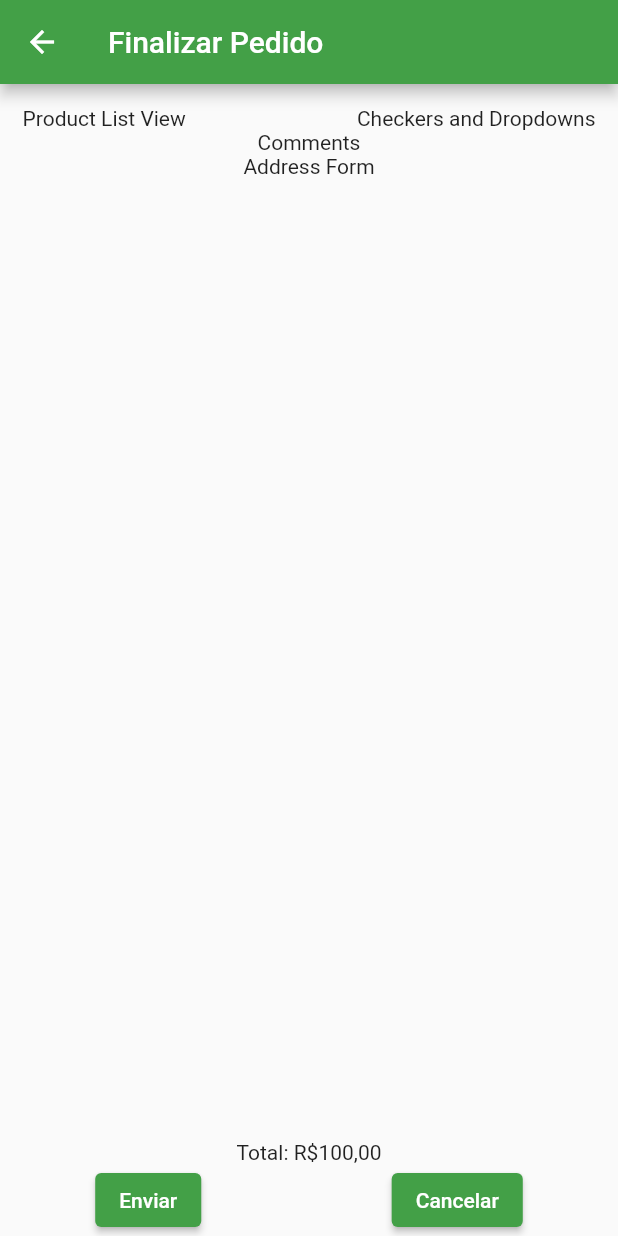
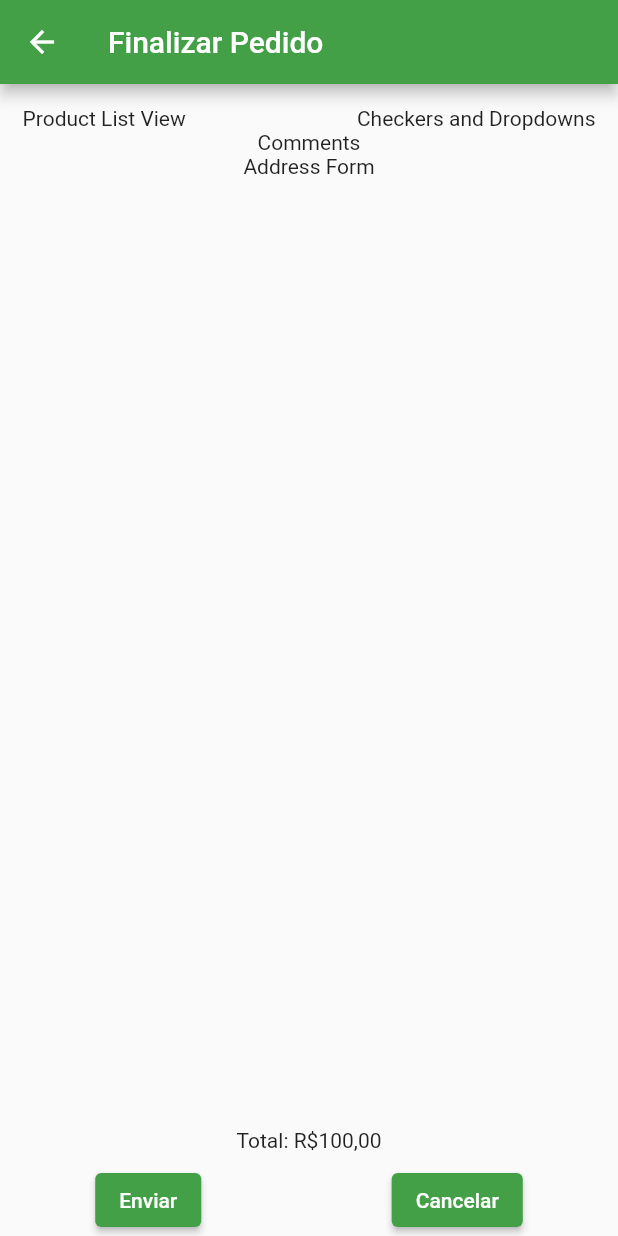
Before and after one commit to cadupereira21/SI700-Mobile, a Flutter app: the OrderScreen screen opened directly, on a phone screen of 412 x 824 dp. Run offline on Flutter 3.47's test engine with Material 2 defaults, Android fonts, the phone set to English and light mode, and no system bars; our stand-ins replace dio, flutter_bloc, mask_text_input_formatter.

Commit message:
Separate content columns in fields and add padding to total value text

```diff
--- a/app_seu_madeu_sucos/lib/View/OrderScreen.dart
+++ b/app_seu_madeu_sucos/lib/View/OrderScreen.dart
@@ -29,33 +29,17 @@ class _OrderScreenState extends State<OrderScreen> {
   Widget screenScrolablleContent() {
     return Column(
       children: [
-        SingleChildScrollView(
-          child: Padding(
-            padding: const EdgeInsets.only(
-                top: 15.0, left: 15.0, right: 15.0, bottom: 0.0),
-            child: Column(
-              mainAxisAlignment: MainAxisAlignment.start,
-              children: [
-                Row(
-                  mainAxisAlignment: MainAxisAlignment.spaceBetween,
-                  children: [
-                    Text("Product List View"),
-                    Text("Checkers and Dropdowns"),
-                  ],
-                ),
-                Text("Comments"),
-                Text("Address Form"),
-              ],
-            ),
-          ),
-        ),
+        contentFields(),
         Expanded(
             child: Align(
           alignment: Alignment.bottomCenter,
           child: Column(
             mainAxisAlignment: MainAxisAlignment.end,
             children: [
-              Text("Total: R\$100,00"),
+              const Padding(
+                padding: EdgeInsets.symmetric(vertical: 8.0),
+                child: Text("Total: R\$100,00"),
+              ),
               Row(
                 mainAxisAlignment: MainAxisAlignment.spaceAround,
                 children: [
@@ -69,4 +53,27 @@ class _OrderScreenState extends State<OrderScreen> {
       ],
     );
   }
+
+  Widget contentFields() {
+    return SingleChildScrollView(
+      child: Padding(
+        padding: const EdgeInsets.only(
+            top: 15.0, left: 15.0, right: 15.0, bottom: 0.0),
+        child: Column(
+          mainAxisAlignment: MainAxisAlignment.start,
+          children: [
+            Row(
+              mainAxisAlignment: MainAxisAlignment.spaceBetween,
+              children: [
+                Text("Product List View"),
+                Text("Checkers and Dropdowns"),
+              ],
+            ),
+            Text("Comments"),
+            Text("Address Form"),
+          ],
+        ),
+      ),
+    );
+  }
 }
```
